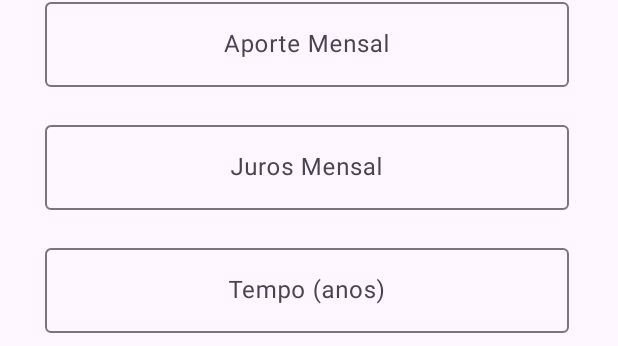
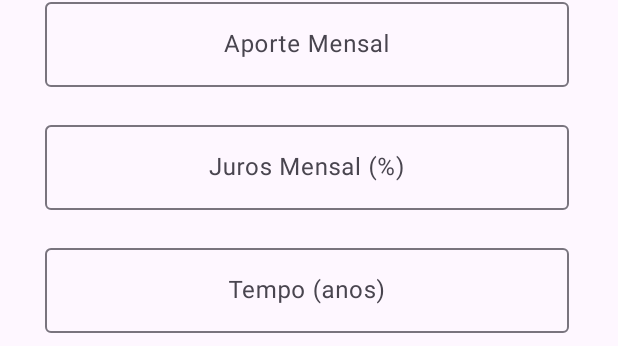
Before and after one commit to sandrorb/SrBJC, an Android app: the layout activity_main.xml on its own in the app's theme, with its tools: preview values and no code run, on a phone screen of 412 x 824 dp. Shown: the part 275-621 px from the top of the screen. Run offline under Robolectric (Android 15) with nearby library versions, the phone set to English and light mode, and no system bars.

```diff
--- a/app/src/main/res/layout/activity_main.xml
+++ b/app/src/main/res/layout/activity_main.xml
@@ -80,7 +80,7 @@
             android:layout_marginLeft="30sp"
             android:layout_marginRight="30sp"
             android:gravity="center"
-            android:hint="Juros Mensal"
+            android:hint="Juros Mensal (%)"
             android:inputType="numberDecimal"
             android:textAlignment="center" />
     </com.google.android.material.textfield.TextInputLayout>
```
Also changed, not shown: app/src/main/java/br/com/sbsys/srbjc/MainActivity.java (+15 -9 lines).
